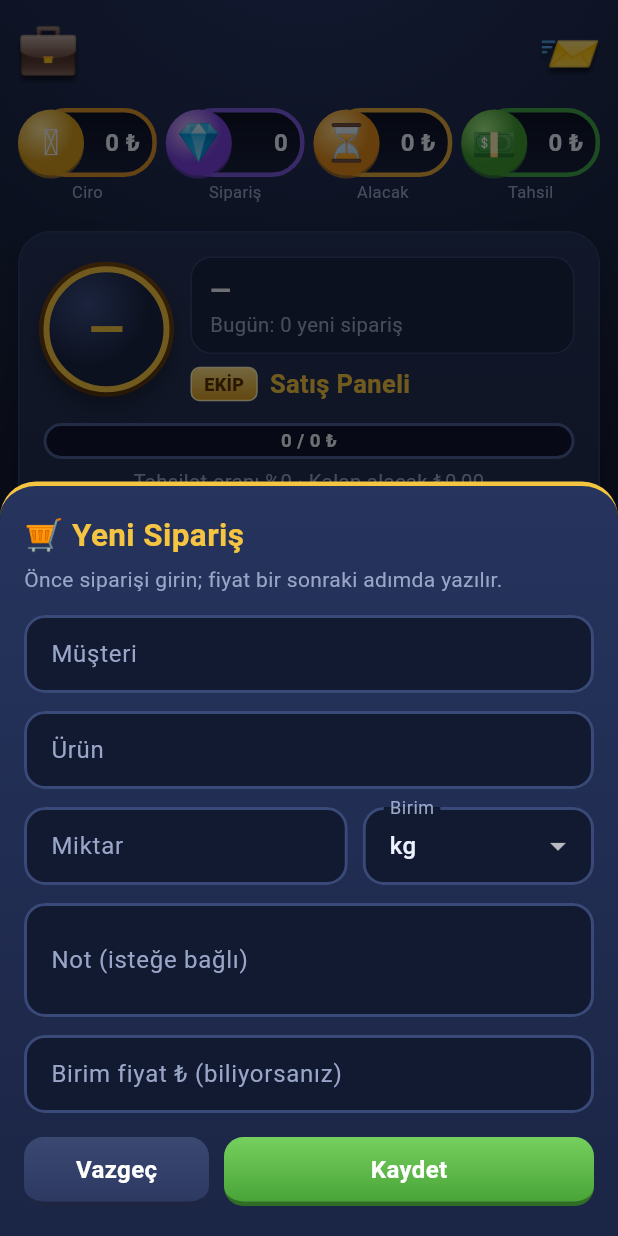
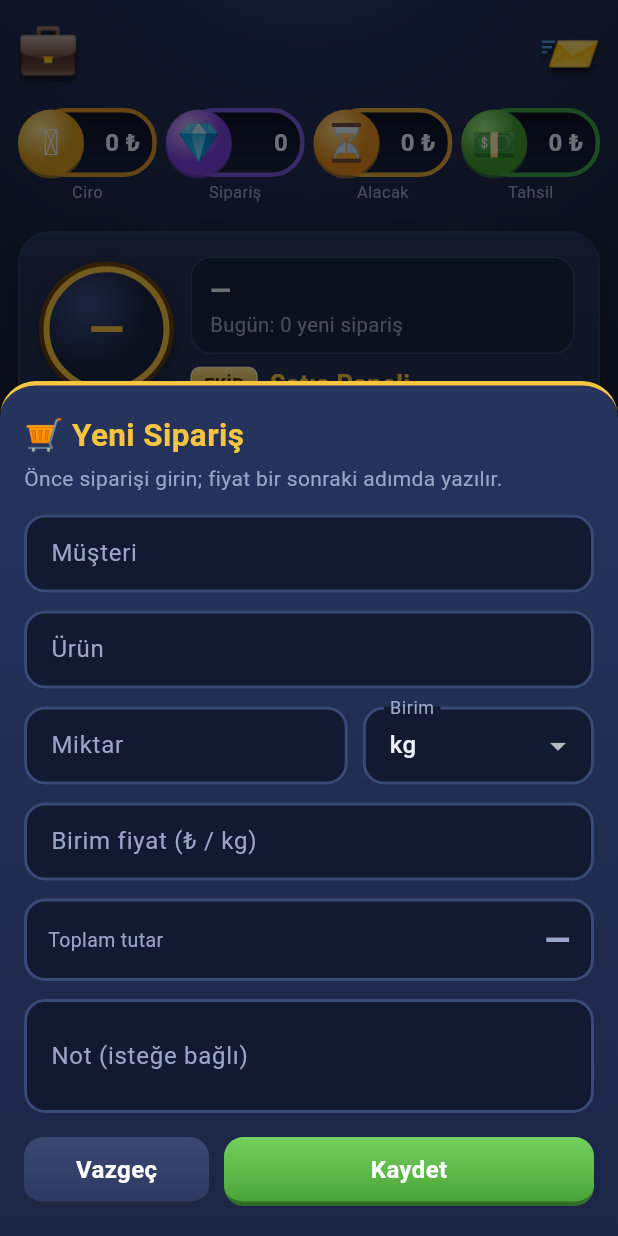
Before and after one commit to ramazankocabas42/keles-satis, a Flutter app: the AnaKabuk screen opened directly with empty values, after a tap on an icon or button, on a phone screen of 412 x 824 dp. Run offline on Flutter 3.47's test engine with Material 3 defaults, Android fonts, the phone set to English and light mode, and no system bars; our stand-ins replace cloud_firestore, firebase_auth, firebase_core; missing offline and left inert: ota_update; accounts and stored records are empty.

Commit message:
Sipariş girerken toplam tutar anında görünür (miktar × fiyat)
Co-Authored-By: Claude Opus 5.5 <noreply@anthropic.com>
Claude-Session: https://claude.ai/code/session_014N7dTBiJapaRT914XLvdva

```diff
--- a/lib/ekranlar/formlar.dart
+++ b/lib/ekranlar/formlar.dart
@@ -203,29 +203,35 @@ Future<void> yeniSiparis(BuildContext context, Durum d) {
             _ikili(
               TextField(
                 controller: miktar,
+                onChanged: (_) => set(() {}),
                 keyboardType: const TextInputType.numberWithOptions(decimal: true),
                 decoration: const InputDecoration(labelText: 'Miktar', hintText: '0'),
               ),
               KeyedSubtree(
                 key: ValueKey(birimAnahtar),
-                child: _birimSecici(birimler, birim, (v) => birim = v),
+                child: _birimSecici(birimler, birim, (v) => set(() => birim = v)),
               ),
             ),
             const SizedBox(height: 12),
+            TextField(
+              controller: fiyat,
+              onChanged: (_) => set(() {}),
+              keyboardType: const TextInputType.numberWithOptions(decimal: true),
+              decoration: InputDecoration(
+                  labelText: 'Birim fiyat (₺ / $birim)',
+                  hintText: 'Biliyorsanız yazın, boş bırakılabilir'),
+            ),
+            const SizedBox(height: 12),
+            _CanliToplam(
+                miktar: sayiOku(miktar.text),
+                fiyat: sayiOku(fiyat.text),
+                birim: birim),
             TextField(
               controller: not,
               maxLines: 2,
               decoration: const InputDecoration(
                   labelText: 'Not (isteğe bağlı)',
                   hintText: 'Teslim adresi, tarih vb.'),
-            ),
-            const SizedBox(height: 12),
-            TextField(
-              controller: fiyat,
-              keyboardType: const TextInputType.numberWithOptions(decimal: true),
-              decoration: const InputDecoration(
-                  labelText: 'Birim fiyat ₺ (biliyorsanız)',
-                  hintText: 'Boş bırakılabilir'),
             ),
             const SizedBox(height: 16),
             _butonlar(ctx,
@@ -238,6 +244,54 @@ Future<void> yeniSiparis(BuildContext context, Durum d) {
       });
     },
   );
+}
+
+/// "250 kg × 12,50 ₺ = 3.125,00 ₺" şeklinde anında hesaplanan toplam.
+class _CanliToplam extends StatelessWidget {
+  const _CanliToplam(
+      {required this.miktar, required this.fiyat, required this.birim});
+  final double? miktar;
+  final double? fiyat;
+  final String birim;
+
+  @override
+  Widget build(BuildContext context) {
+    final hazir = miktar != null && miktar! > 0 && fiyat != null && fiyat! >= 0;
+    return Container(
+      margin: const EdgeInsets.only(bottom: 12),
+      padding: const EdgeInsets.symmetric(horizontal: 14, vertical: 10),
+      decoration: BoxDecoration(
+        color: Renk.girdi,
+        borderRadius: BorderRadius.circular(14),
+        border: Border.all(
+            color: hazir ? Renk.altin2 : const Color(0xFF3A4A78), width: 2),
+      ),
+      child: Row(
+        children: [
+          Expanded(
+            child: Column(
+              crossAxisAlignment: CrossAxisAlignment.start,
+              children: [
+                const Text('Toplam tutar',
+                    style: TextStyle(color: Renk.soluk, fontSize: 13)),
+                if (hazir)
+                  Text('${sayi(miktar!)} $birim × ${tl(fiyat!)}',
+                      style: const TextStyle(fontSize: 13.5)),
+              ],
+            ),
+          ),
+          FittedBox(
+            fit: BoxFit.scaleDown,
+            child: Text(hazir ? tl(miktar! * fiyat!) : '—',
+                style: TextStyle(
+                    fontSize: 22,
+                    fontWeight: FontWeight.w800,
+                    color: hazir ? Renk.altin : Renk.soluk)),
+          ),
+        ],
+      ),
+    );
+  }
 }
 
 class _UrunKaresi extends StatelessWidget {
@@ -325,7 +379,7 @@ Future<void> fiyatGir(BuildContext context, Durum d, Siparis s) {
                 keyboardType: const TextInputType.numberWithOptions(decimal: true),
                 decoration: const InputDecoration(labelText: 'Miktar (kesin)'),
               ),
-              _birimSecici(birimler, birim, (v) => birim = v),
+              _birimSecici(birimler, birim, (v) => set(() => birim = v)),
             ),
             const SizedBox(height: 12),
             TextField(
@@ -337,9 +391,7 @@ Future<void> fiyatGir(BuildContext context, Durum d, Siparis s) {
                   labelText: 'Birim fiyat (₺)', hintText: '0,00'),
             ),
             const SizedBox(height: 12),
-            ToplamKutusu(
-                etiket: 'Toplam tutar',
-                deger: (m != null && p != null) ? tl(m * p) : '—'),
+            _CanliToplam(miktar: m, fiyat: p, birim: birim),
             _butonlar(ctx,
                 yazi: 'Fiyatı Kaydet',
                 renk: ButonRenk.sari,
```
